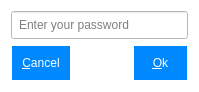
thomas-picariello/SDTP, file src/passwordwindow.ui: the form before one commit.
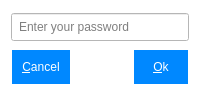
The form after the commit. Icons and pictures are not drawn.

Commit message: Fixed window size in HDPI mode

Diff of the .ui file:
```diff
--- a/src/passwordwindow.ui
+++ b/src/passwordwindow.ui
@@ -5,13 +5,17 @@
   <property name="enabled">
    <bool>true</bool>
   </property>
-  <property name="geometry">
-   <rect>
-    <x>0</x>
-    <y>0</y>
-    <width>199</width>
-    <height>89</height>
-   </rect>
+  <property name="sizePolicy">
+   <sizepolicy hsizetype="MinimumExpanding" vsizetype="MinimumExpanding">
+    <horstretch>0</horstretch>
+    <verstretch>0</verstretch>
+   </sizepolicy>
+  </property>
+  <property name="minimumSize">
+   <size>
+    <width>200</width>
+    <height>90</height>
+   </size>
   </property>
   <property name="focusPolicy">
    <enum>Qt::TabFocus</enum>
```
The commit also changes 4 other files.
